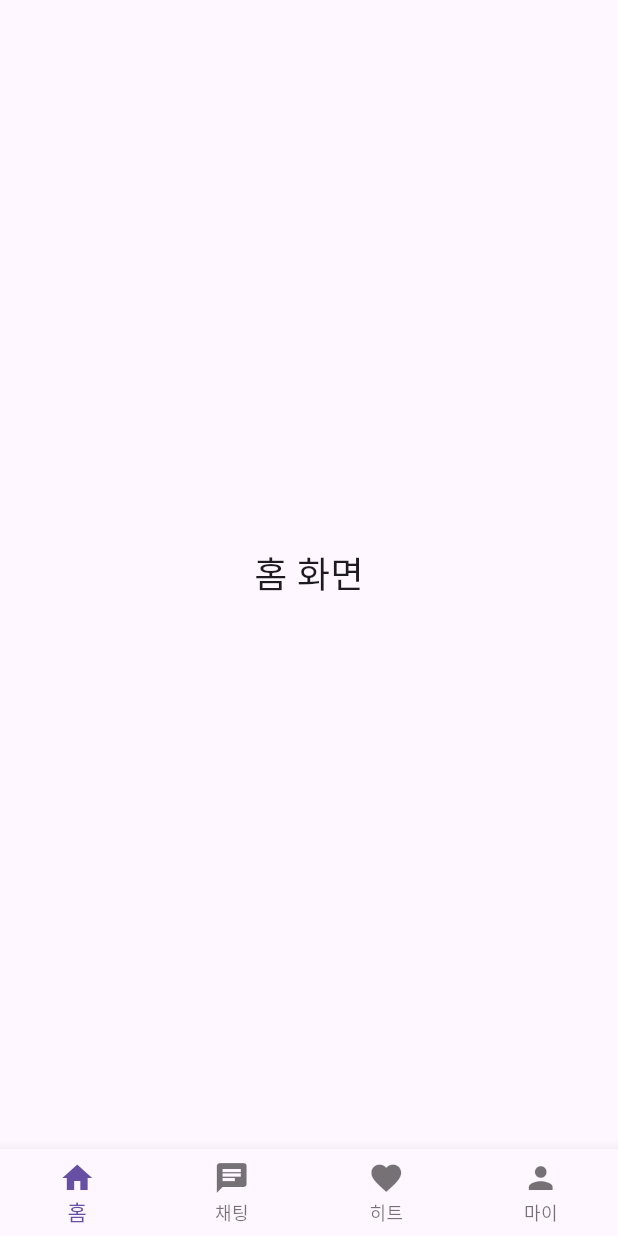
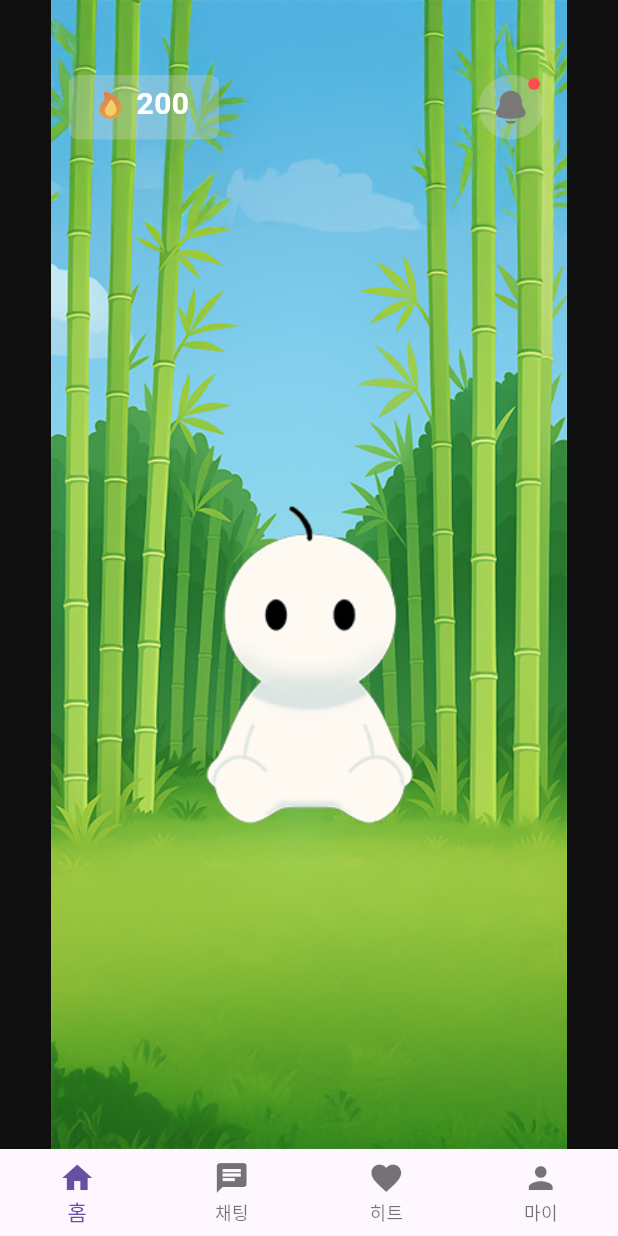
Before and after one commit to Unithon-8th-team/unicon_frontend, a Flutter app: the screen it shows after launch, after a tap on "카카오로 로그인", on a phone screen of 412 x 824 dp. Run offline on Flutter 3.47's test engine with Material 3 defaults, Android fonts, the phone set to English and light mode, and no system bars; our stand-ins replace flutter_svg; missing offline and left inert: kakao_flutter_sdk_user; Roboto replaces fonts that are missing (Pretendard).

Commit message:
feat: 홈 화면 8-10 4:00 기준

```diff
--- a/lib/home/view/home_screen.dart
+++ b/lib/home/view/home_screen.dart
@@ -1,9 +1,175 @@
 import 'package:flutter/material.dart';
+import 'dart:async'; // RefactoredScreen의 Timer를 위해 필요
+import 'package:flutter_svg/flutter_svg.dart'; // RefactoredScreen의 SvgPicture를 위해 필요
+
+// 공동 작업자의 다른 화면들 (경로는 실제 프로젝트 구조에 맞게 확인해주세요)
 import '../../chat/view/chat_screen.dart';
 import '../../my/view/my_screen.dart';
 import '../../hit/view/hit_screen.dart';
-import '../../common/custom_app_bar.dart';
+// import '../../common/custom_app_bar.dart'; // CustomAppBar는 현재 코드에서 사용되지 않아 주석 처리
 
+// --- 사용자가 만든 화면 ---
+class RefactoredScreen extends StatefulWidget {
+  const RefactoredScreen({super.key});
+
+  @override
+  State<RefactoredScreen> createState() => _RefactoredScreenState();
+}
+
+class _RefactoredScreenState extends State<RefactoredScreen> {
+  int userCoins = 200;
+  String backgroundImagePath = 'assets/images/day.png';
+  Timer? _timer;
+
+  @override
+  void initState() {
+    super.initState();
+    _updateBackground();
+    _timer = Timer.periodic(const Duration(minutes: 1), (timer) {
+      _updateBackground();
+    });
+  }
+
+  @override
+  void dispose() {
+    _timer?.cancel();
+    super.dispose();
+  }
+
+  void _updateBackground() {
+    final now = DateTime.now();
+    final currentHour = now.hour;
+    String newImagePath;
+
+    if (currentHour >= 6 && currentHour < 18) {
+      newImagePath = 'assets/images/day.png';
+    } else {
+      newImagePath = 'assets/images/night.png';
+    }
+
+    if (backgroundImagePath != newImagePath) {
+      setState(() {
+        backgroundImagePath = newImagePath;
+      });
+    }
+  }
+
+  @override
+  Widget build(BuildContext context) {
+    // Scaffold를 제거하고 내부 컨텐츠만 반환하도록 수정합니다.
+    // HomeScreen의 Scaffold가 이미 전체 화면 구조를 제공하기 때문입니다.
+    return SafeArea(
+      child: Center(
+        child: AspectRatio(
+          aspectRatio: 412 / 917,
+          child: Stack(
+            children: [
+              // 1. 배경 이미지
+              Positioned.fill(
+                child: Image.asset(
+                  backgroundImagePath,
+                  fit: BoxFit.cover,
+                ),
+              ),
+
+              // 2. 코인 UI
+              Positioned(
+                top: 50,
+                left: 12,
+                child: Container(
+                  width: 100,
+                  height: 43,
+                  decoration: BoxDecoration(
+                    color: const Color(0x4CD9D9D9),
+                    borderRadius: BorderRadius.circular(6),
+                  ),
+                  child: Stack(
+                    children: [
+                      Positioned(
+                        top: 9,
+                        left: 15,
+                        child: SvgPicture.asset(
+                          'assets/icons/coin.svg',
+                          width: 24,
+                          height: 24,
+                        ),
+                      ),
+                      Positioned(
+                        top: 5,
+                        left: 45,
+                        child: Text(
+                          userCoins.toString(),
+                          style: const TextStyle(
+                            color: Colors.white,
+                            fontSize: 20,
+                            fontFamily: 'Pretendard',
+                            fontWeight: FontWeight.w700,
+                          ),
+                        ),
+                      ),
+                    ],
+                  ),
+                ),
+              ),
+
+              // 3. 알림 UI
+              Positioned(
+                top: 50,
+                right: 16,
+                child: Stack(
+                  clipBehavior: Clip.none,
+                  children: [
+                    Container(
+                      width: 43,
+                      height: 43,
+                      padding: const EdgeInsets.all(10),
+                      decoration: const BoxDecoration(
+                        color: Color(0x4CD9D9D9),
+                        shape: BoxShape.circle,
+                      ),
+                      child: SvgPicture.asset('assets/icons/notification.svg'),
+                    ),
+                    Positioned(
+                      top: 2,
+                      right: 2,
+                      child: Container(
+                        width: 8,
+                        height: 8,
+                        decoration: const BoxDecoration(
+                          color: Color(0xFFFE4E4D),
+                          shape: BoxShape.circle,
+                        ),
+                      ),
+                    ),
+                  ],
+                ),
+              ),
+
+              // 4. 캐릭터 이미지
+              Positioned(
+                top: 325,
+                left: 0,
+                right: 0,
+                child: Align(
+                  alignment: Alignment.center,
+                  child: Image.asset(
+                    'assets/images/character.png',
+                    width: 172,
+                    height: 239,
+                    fit: BoxFit.contain,
+                  ),
+                ),
+              ),
+            ],
+          ),
+        ),
+      ),
+    );
+  }
+}
+
+
+// --- 공동 작업자가 만든 홈 스크린 (수정됨) ---
 class HomeScreen extends StatefulWidget {
   const HomeScreen({super.key});
 
@@ -14,11 +180,13 @@ class HomeScreen extends StatefulWidget {
 class _HomeScreenState extends State<HomeScreen> {
   int _selectedIndex = 0;
 
+  // --- [수정 포인트] ---
+  // 첫 번째 페이지를 RefactoredScreen()으로 교체했습니다.
   static final List<Widget> _pages = <Widget>[
-    Center(child: Text('홈 화면', style: TextStyle(fontSize: 24))),
-    ChatScreen(),
-    HitScreen(),
-    MyScreen(),
+    const RefactoredScreen(), // 사용자가 만든 화면으로 교체
+    const ChatScreen(),
+    const HitScreen(),
+    const MyScreen(),
   ];
 
   void _onItemTapped(int index) {
@@ -30,6 +198,8 @@ class _HomeScreenState extends State<HomeScreen> {
   @override
   Widget build(BuildContext context) {
     return Scaffold(
+      // RefactoredScreen에서 배경색을 관리하므로 Scaffold의 배경색은 제거하거나 투명으로 설정합니다.
+      backgroundColor: const Color(0xFF0F0F0F),
       body: _pages[_selectedIndex],
       bottomNavigationBar: BottomNavigationBar(
         type: BottomNavigationBarType.fixed,
```
Also changed, not shown: assets/icons/coin.svg (added), assets/icons/notification.svg (added), assets/images/character.png (added), assets/images/day.png (added), assets/images/night.png (added).
